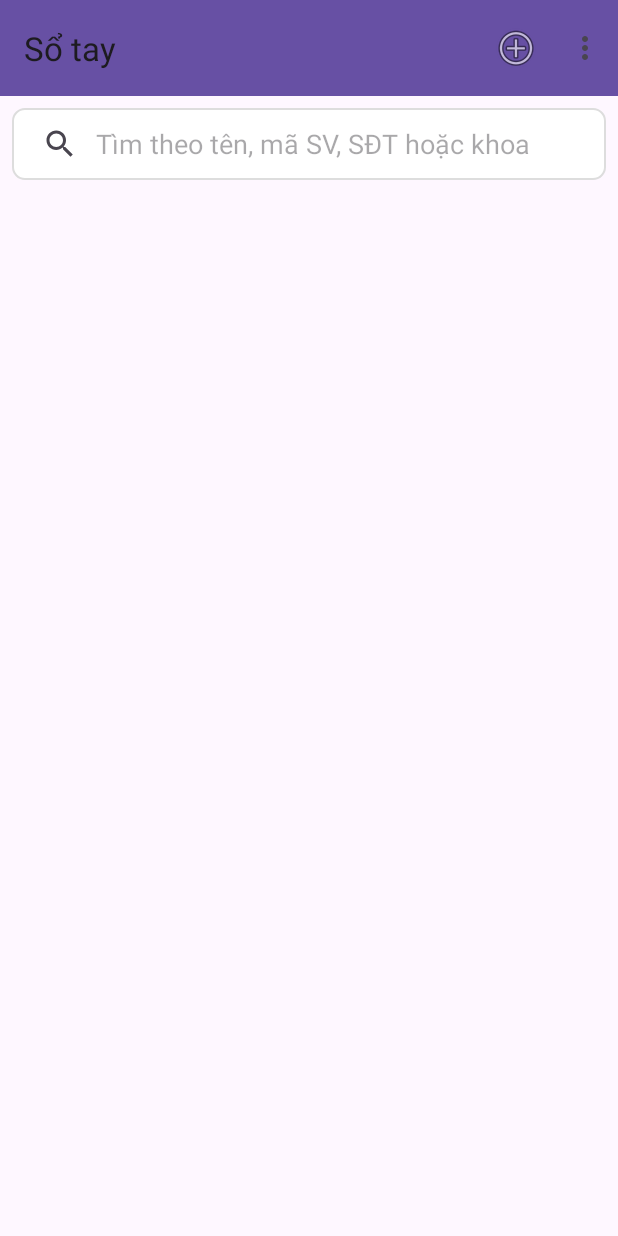
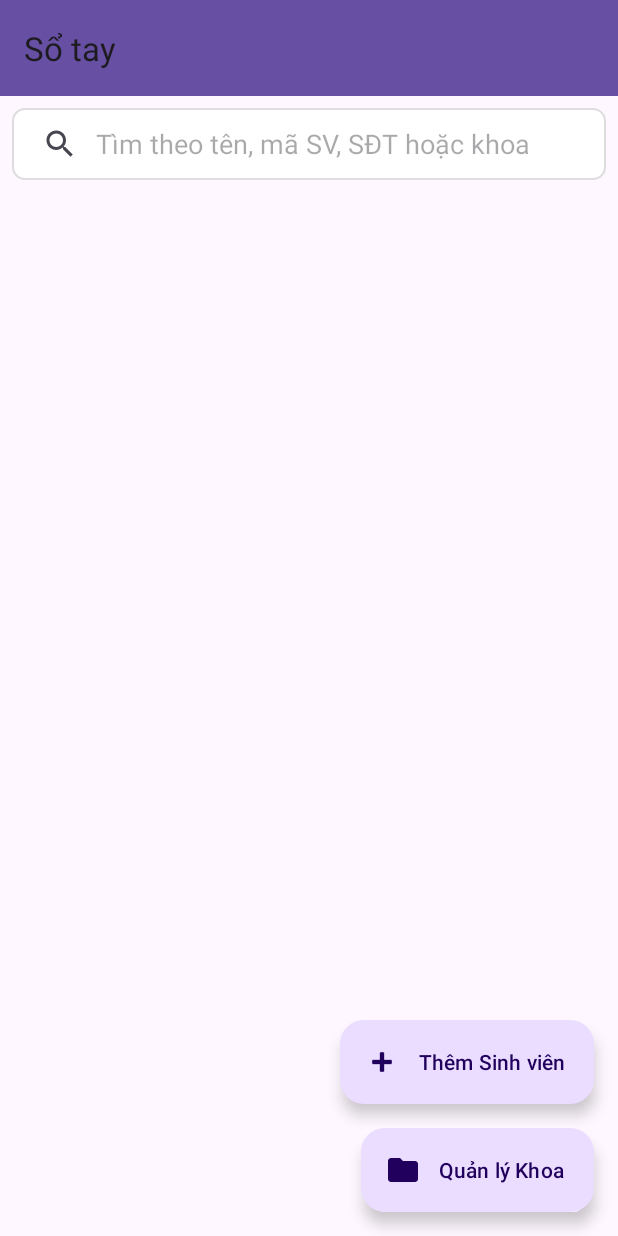
Before and after one commit to ngb4o/KiemTraAndroid, an Android app: the screen it shows after launch (MainActivity), on a phone screen of 412 x 824 dp. Run offline under Robolectric (Android 15) with nearby library versions, the phone set to English and light mode, and no system bars.

Commit message:
Floating button

```diff
--- a/app/src/main/java/cr424ak/nguyengiabao/kiemtra2/MainActivity.java
+++ b/app/src/main/java/cr424ak/nguyengiabao/kiemtra2/MainActivity.java
@@ -2,8 +2,6 @@ package cr424ak.nguyengiabao.kiemtra2;
 
 import android.content.Intent;
 import android.os.Bundle;
-import android.view.Menu;
-import android.view.MenuItem;
 import android.widget.Toast;
 import androidx.appcompat.app.AppCompatActivity;
 import androidx.appcompat.widget.SearchView;
@@ -69,6 +67,17 @@ public class MainActivity extends AppCompatActivity {
                 return true;
             }
         });
+
+        // Thêm xử lý cho FABs
+        findViewById(R.id.fabAddStudent).setOnClickListener(v -> {
+            Intent intent = new Intent(MainActivity.this, AddStudentActivity.class);
+            startActivityForResult(intent, 1);
+        });
+
+        findViewById(R.id.fabDepartment).setOnClickListener(v -> {
+            Intent intent = new Intent(MainActivity.this, DepartmentActivity.class);
+            startActivity(intent);
+        });
     }
 
     private void loadStudentsFromDatabase() {
@@ -85,27 +94,6 @@ public class MainActivity extends AppCompatActivity {
         super.onResume();
         loadStudentsFromDatabase();
         studentAdapter.notifyDataSetChanged();
-    }
-
-    @Override
-    public boolean onCreateOptionsMenu(Menu menu) {
-        getMenuInflater().inflate(R.menu.menu, menu);
-        return true;
-    }
-
-    @Override
-    public boolean onOptionsItemSelected(MenuItem item) {
-        int id = item.getItemId();
-        if (id == R.id.action_add) {
-            Intent intent = new Intent(MainActivity.this, AddStudentActivity.class);
-            startActivityForResult(intent, 1);
-            return true;
-        } else if (id == R.id.action_department) {
-            Intent intent = new Intent(MainActivity.this, DepartmentActivity.class);
-            startActivity(intent);
-            return true;
-        }
-        return super.onOptionsItemSelected(item);
     }
 
     @Override
--- a/app/src/main/res/layout/activity_main.xml
+++ b/app/src/main/res/layout/activity_main.xml
@@ -12,7 +12,6 @@
         android:layout_height="wrap_content"
         android:background="?attr/colorPrimary"
         app:title="Sổ tay"
-        app:menu="@menu/toolbar_menu"
         app:layout_constraintTop_toTopOf="parent"
         app:layout_constraintStart_toStartOf="parent"
         app:layout_constraintEnd_toEndOf="parent" />
@@ -40,4 +39,24 @@
         app:layout_constraintBottom_toBottomOf="parent"
         android:padding="8dp" />
 
+    <com.google.android.material.floatingactionbutton.ExtendedFloatingActionButton
+        android:id="@+id/fabAddStudent"
+        android:layout_width="wrap_content"
+        android:layout_height="wrap_content"
+        android:layout_margin="16dp"
+        android:text="Thêm Sinh viên"
+        app:icon="@android:drawable/ic_input_add"
+        app:layout_constraintBottom_toTopOf="@id/fabDepartment"
+        app:layout_constraintEnd_toEndOf="parent" />
+
+    <com.google.android.material.floatingactionbutton.ExtendedFloatingActionButton
+        android:id="@+id/fabDepartment"
+        android:layout_width="wrap_content"
+        android:layout_height="wrap_content"
+        android:layout_margin="16dp"
+        android:text="Quản lý Khoa"
+        app:icon="@drawable/ic_department"
+        app:layout_constraintBottom_toBottomOf="parent"
+        app:layout_constraintEnd_toEndOf="parent" />
+
 </androidx.constraintlayout.widget.ConstraintLayout>
```
